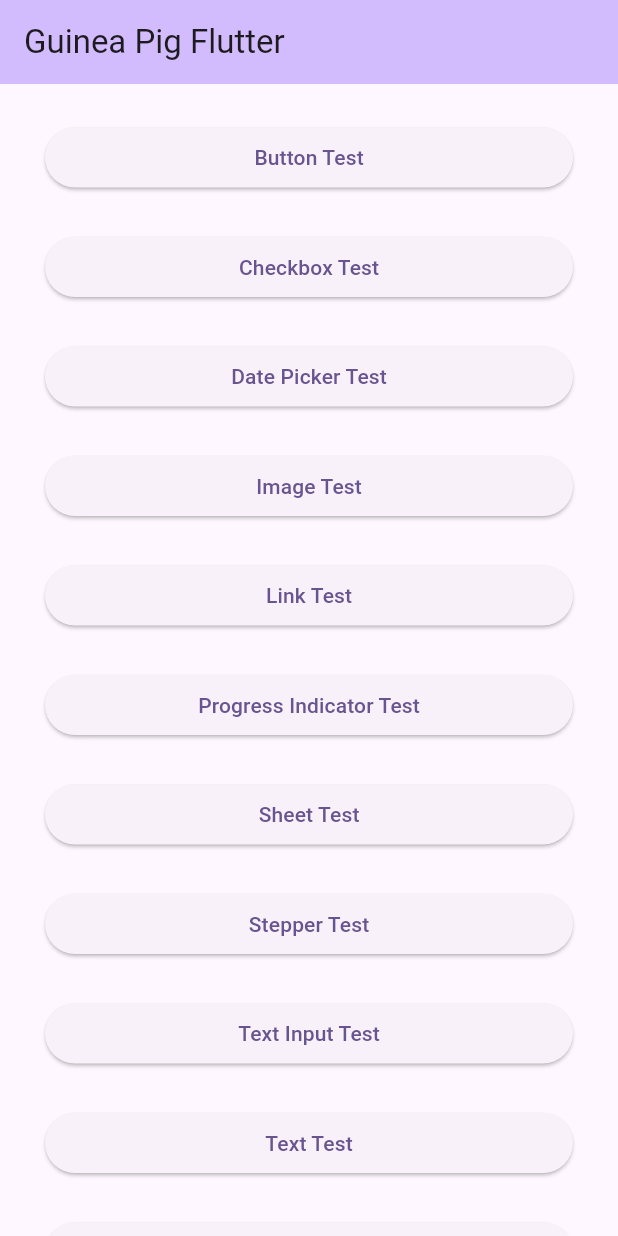
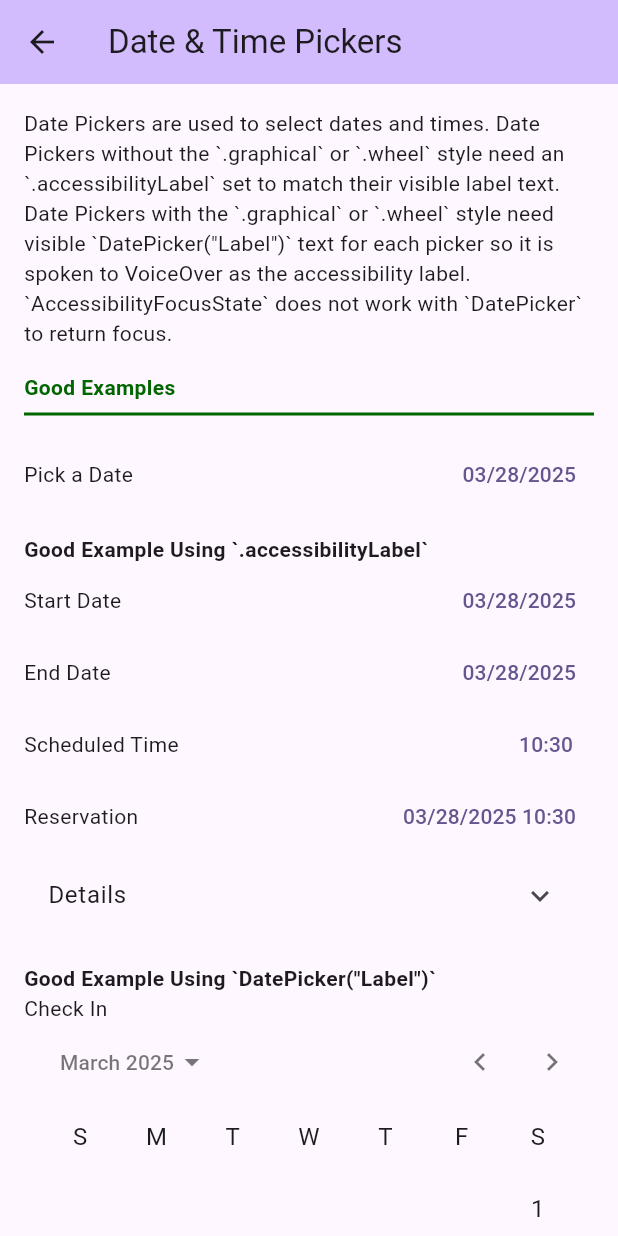
Before and after one commit to test-party/guinea_pig_flutter, a Flutter app: the screen it shows after launch, after a tap on "Date Picker Test", on a phone screen of 412 x 824 dp. Run offline on Flutter 3.47's test engine with Material 3 defaults, Android fonts, the phone set to English and light mode, and no system bars.

Commit message:
date picker and image

```diff
--- a/lib/main.dart
+++ b/lib/main.dart
@@ -1,6 +1,8 @@
 import 'package:flutter/material.dart';
 import 'src/button.dart';
 import 'src/checkbox.dart';
+import 'src/date_picker.dart';
+import 'src/images.dart';
 
 void main() {
   runApp(const MyApp());
@@ -45,13 +47,17 @@ class _MainPageState extends State<MainPage> {
   }
 
   void _onOpenDatePickerScreenClicked() {
-    // Navigate to Date Picker Test screen when implemented
-    debugPrint('Date Picker Test clicked');
+    Navigator.push(
+      context,
+      MaterialPageRoute(builder: (context) => const DatePickerScreen()),
+    );
   }
 
   void _onOpenImageScreenClicked() {
-    // Navigate to Image Test screen when implemented
-    debugPrint('Image Test clicked');
+    Navigator.push(
+      context,
+      MaterialPageRoute(builder: (context) => const ImageScreen()),
+    );
   }
 
   void _onOpenLinkScreenClicked() {
--- /dev/null
+++ b/lib/src/date_picker.dart
@@ -0,0 +1,416 @@
+import 'package:flutter/material.dart';
+import 'package:intl/intl.dart';
+
+class DatePickerScreen extends StatefulWidget {
+  const DatePickerScreen({super.key});
+
+  @override
+  State<DatePickerScreen> createState() => _DatePickerScreenState();
+}
+
+class _DatePickerScreenState extends State<DatePickerScreen> {
+  // State variables for all date pickers
+  DateTime _date = DateTime.now();
+  DateTime _dateStart = DateTime.now();
+  DateTime _dateEnd = DateTime.now();
+  DateTime _time = DateTime.now();
+
+  // Date range for the constrained picker
+  final DateTime _dateRangeStart = DateTime(2021, 1, 1);
+  final DateTime _dateRangeEnd = DateTime(2021, 12, 31, 23, 59, 59);
+
+  // Color definitions
+  final Color darkGreen = const Color.fromRGBO(0, 102, 0, 1);
+  final Color darkRed = const Color.fromRGBO(220, 20, 60, 1);
+
+  // Format time as HH:MM
+  String _formatTime(DateTime time) {
+    return DateFormat('HH:mm').format(time);
+  }
+
+  // Format date as MM/DD/YYYY
+  String _formatDate(DateTime date) {
+    return DateFormat('MM/dd/yyyy').format(date);
+  }
+
+  // Show date picker and update state
+  Future<void> _selectDate(BuildContext context, String pickerType) async {
+    final DateTime? picked = await showDatePicker(
+      context: context,
+      initialDate:
+        pickerType == 'date' ? _date :
+        pickerType == 'startDate' ? _dateStart :
+        pickerType == 'endDate' ? _dateEnd : DateTime.now(),
+      firstDate: pickerType == 'reservation' ? _dateRangeStart : DateTime(2000),
+      lastDate: pickerType == 'reservation' ? _dateRangeEnd : DateTime(2101),
+    );
+
+    if (picked != null) {
+      setState(() {
+        if (pickerType == 'date') {
+          _date = picked;
+        } else if (pickerType == 'startDate') {
+          _dateStart = picked;
+        } else if (pickerType == 'endDate') {
+          _dateEnd = picked;
+        } else if (pickerType == 'reservation') {
+          _date = picked;
+        }
+      });
+    }
+  }
+
+  // Show time picker and update state
+  Future<void> _selectTime(BuildContext context, String pickerType) async {
+    final TimeOfDay? picked = await showTimePicker(
+      context: context,
+      initialTime:
+        pickerType == 'time' ? TimeOfDay.fromDateTime(_time) :
+        TimeOfDay.fromDateTime(DateTime.now()),
+    );
+
+    if (picked != null) {
+      setState(() {
+        if (pickerType == 'time') {
+          _time = DateTime(
+            _time.year,
+            _time.month,
+            _time.day,
+            picked.hour,
+            picked.minute
+          );
+        }
+      });
+    }
+  }
+
+  @override
+  Widget build(BuildContext context) {
+    final isDarkMode = Theme.of(context).brightness == Brightness.dark;
+
+    return Scaffold(
+      appBar: AppBar(
+        backgroundColor: Theme.of(context).colorScheme.inversePrimary,
+        title: const Text('Date & Time Pickers'),
+      ),
+      body: SingleChildScrollView(
+        padding: const EdgeInsets.all(16.0),
+        child: Column(
+          crossAxisAlignment: CrossAxisAlignment.start,
+          children: [
+            const Text(
+              'Date Pickers are used to select dates and times. Date Pickers without the `.graphical` or `.wheel` style need an `.accessibilityLabel` set to match their visible label text. Date Pickers with the `.graphical` or `.wheel` style need visible `DatePicker(\"Label\")` text for each picker so it is spoken to VoiceOver as the accessibility label. `AccessibilityFocusState` does not work with `DatePicker` to return focus.',
+            ),
+            const SizedBox(height: 16),
+
+            // GOOD EXAMPLES SECTION
+            Text(
+              'Good Examples',
+              style: TextStyle(
+                fontWeight: FontWeight.bold,
+                color: isDarkMode ? Colors.green : darkGreen,
+              ),
+            ),
+            Divider(
+              thickness: 2,
+              color: isDarkMode ? Colors.green : darkGreen,
+            ),
+            const SizedBox(height: 8),
+
+            // Pick a Date
+            Row(
+              mainAxisAlignment: MainAxisAlignment.spaceBetween,
+              children: [
+                const Text('Pick a Date'),
+                TextButton(
+                  onPressed: () => _selectDate(context, 'date'),
+                  child: Text(_formatDate(_date)),
+                ),
+              ],
+            ),
+
+            const SizedBox(height: 16),
+            const Text(
+              'Good Example Using `.accessibilityLabel`',
+              style: TextStyle(fontWeight: FontWeight.bold),
+            ),
+
+            // Start Date (Good)
+            Semantics(
+              label: 'Start Date',
+              child: Row(
+                mainAxisAlignment: MainAxisAlignment.spaceBetween,
+                children: [
+                  const Text('Start Date'),
+                  TextButton(
+                    onPressed: () => _selectDate(context, 'startDate'),
+                    child: Text(_formatDate(_dateStart)),
+                  ),
+                ],
+              ),
+            ),
+
+            // End Date (Good)
+            Semantics(
+              label: 'End Date',
+              child: Row(
+                mainAxisAlignment: MainAxisAlignment.spaceBetween,
+                children: [
+                  const Text('End Date'),
+                  TextButton(
+                    onPressed: () => _selectDate(context, 'endDate'),
+                    child: Text(_formatDate(_dateEnd)),
+                  ),
+                ],
+              ),
+            ),
+
+            // Scheduled Time (Good)
+            Semantics(
+              label: 'Scheduled Time',
+              child: Row(
+                mainAxisAlignment: MainAxisAlignment.spaceBetween,
+                children: [
+                  const Text('Scheduled Time'),
+                  TextButton(
+                    onPressed: () => _selectTime(context, 'time'),
+                    child: Text(_formatTime(_time)),
+                  ),
+                ],
+              ),
+            ),
+
+            // Reservation (Good)
+            Semantics(
+              label: 'Reservation',
+              child: Row(
+                mainAxisAlignment: MainAxisAlignment.spaceBetween,
+                children: [
+                  const Text('Reservation'),
+                  TextButton(
+                    onPressed: () => _selectDate(context, 'reservation'),
+                    child: Text('${_formatDate(_date)} ${_formatTime(_date)}'),
+                  ),
+                ],
+              ),
+            ),
+
+            // Details Disclosure
+            ExpansionTile(
+              title: const Text('Details'),
+              children: [
+                const Padding(
+                  padding: EdgeInsets.all(8.0),
+                  child: Text('The first good Date Pickers example uses `.accessibilityLabel` on each `DatePicker` that matches the visible label text.'),
+                ),
+              ],
+            ),
+
+            const SizedBox(height: 16),
+            const Text(
+              'Good Example Using `DatePicker("Label")`',
+              style: TextStyle(fontWeight: FontWeight.bold),
+            ),
+
+            const Align(
+              alignment: Alignment.centerLeft,
+              child: Text('Check In'),
+            ),
+            CalendarDatePicker(
+              initialDate: _date,
+              firstDate: DateTime(2000),
+              lastDate: DateTime(2101),
+              onDateChanged: (date) {
+                setState(() {
+                  _date = date;
+                });
+              },
+            ),
+
+            const Align(
+              alignment: Alignment.centerLeft,
+              child: Text('Check Out'),
+            ),
+            SizedBox(
+              height: 150,
+              child: Semantics(
+                label: 'Check Out',
+                child: ListWheelScrollView(
+                  itemExtent: 50,
+                  diameterRatio: 1.5,
+                  children: List.generate(24, (index) {
+                    return Center(
+                      child: Text('${index.toString().padLeft(2, '0')}:00'),
+                    );
+                  }),
+                  onSelectedItemChanged: (index) {
+                    setState(() {
+                      _time = DateTime(
+                        _time.year,
+                        _time.month,
+                        _time.day,
+                        index,
+                        0
+                      );
+                    });
+                  },
+                ),
+              ),
+            ),
+
+            // Details Disclosure
+            ExpansionTile(
+              title: const Text('Details'),
+              children: [
+                const Padding(
+                  padding: EdgeInsets.all(8.0),
+                  child: Text('The second good Date Pickers example uses visible `DatePicker("Label")` text for each date picker that is spoken to VoiceOver as the accessibility label.'),
+                ),
+              ],
+            ),
+
+            const SizedBox(height: 16),
+
+            // BAD EXAMPLES SECTION
+            Text(
+              'Bad Examples',
+              style: TextStyle(
+                fontWeight: FontWeight.bold,
+                color: isDarkMode ? Colors.red : darkRed,
+              ),
+            ),
+            Divider(
+              thickness: 2,
+              color: isDarkMode ? Colors.red : darkRed,
+            ),
+            const SizedBox(height: 8),
+
+            const Text(
+              'Bad Example No `.accessibilityLabel`',
+              style: TextStyle(fontWeight: FontWeight.bold),
+            ),
+
+            // Start Date (Bad)
+            Row(
+              mainAxisAlignment: MainAxisAlignment.spaceBetween,
+              children: [
+                const Text('Start Date'),
+                TextButton(
+                  onPressed: () => _selectDate(context, 'startDate'),
+                  child: Text(_formatDate(_dateStart)),
+                ),
+              ],
+            ),
+
+            // End Date (Bad)
+            Row(
+              mainAxisAlignment: MainAxisAlignment.spaceBetween,
+              children: [
+                const Text('End Date'),
+                TextButton(
+                  onPressed: () => _selectDate(context, 'endDate'),
+                  child: Text(_formatDate(_dateEnd)),
+                ),
+              ],
+            ),
+
+            // Scheduled Time (Bad)
+            Row(
+              mainAxisAlignment: MainAxisAlignment.spaceBetween,
+              children: [
+                const Text('Scheduled Time'),
+                TextButton(
+                  onPressed: () => _selectTime(context, 'time'),
+                  child: Text(_formatTime(_time)),
+                ),
+              ],
+            ),
+
+            // Reservation (Bad)
+            Row(
+              mainAxisAlignment: MainAxisAlignment.spaceBetween,
+              children: [
+                const Text('Reservation'),
+                TextButton(
+                  onPressed: () => _selectDate(context, 'reservation'),
+                  child: Text('${_formatDate(_date)} ${_formatTime(_date)}'),
+                ),
+              ],
+            ),
+
+            // Details Disclosure
+            ExpansionTile(
+              title: const Text('Details'),
+              children: [
+                const Padding(
+                  padding: EdgeInsets.all(8.0),
+                  child: Text('The first bad Date Pickers example has no `.accessibilityLabel` for each `DatePicker` that matches the visible label text.'),
+                ),
+              ],
+            ),
+
+            const SizedBox(height: 16),
+            const Text(
+              'Bad Example No `DatePicker("Label")`',
+              style: TextStyle(fontWeight: FontWeight.bold),
+            ),
+
+            const Align(
+              alignment: Alignment.centerLeft,
+              child: Text('Check In'),
+            ),
+            CalendarDatePicker(
+              initialDate: _date,
+              firstDate: DateTime(2000),
+              lastDate: DateTime(2101),
+              onDateChanged: (date) {
+                setState(() {
+                  _date = date;
+                });
+              },
+            ),
+
+            const Align(
+              alignment: Alignment.centerLeft,
+              child: Text('Check Out'),
+            ),
+            SizedBox(
+              height: 150,
+              child: ListWheelScrollView(
+                itemExtent: 50,
+                diameterRatio: 1.5,
+                children: List.generate(24, (index) {
+                  return Center(
+                    child: Text('${index.toString().padLeft(2, '0')}:00'),
+                  );
+                }),
+                onSelectedItemChanged: (index) {
+                  setState(() {
+                    _time = DateTime(
+                      _time.year,
+                      _time.month,
+                      _time.day,
+                      index,
+                      0
+                    );
+                  });
+                },
+              ),
+            ),
+
+            // Details Disclosure
+            ExpansionTile(
+              title: const Text('Details'),
+              children: [
+                const Padding(
+                  padding: EdgeInsets.all(8.0),
+                  child: Text('The second bad Date Pickers example uses no visible `DatePicker("")` text for each date picker so nothing is spoken to VoiceOver as the accessibility label.'),
+                ),
+              ],
+            ),
+          ],
+        ),
+      ),
+    );
+  }
+}
--- /dev/null
+++ b/lib/src/images.dart
@@ -0,0 +1,86 @@
+import 'package:flutter/material.dart';
+
+class ImageScreen extends StatelessWidget {
+  const ImageScreen({super.key});
+
+  @override
+  Widget build(BuildContext context) {
+    return Scaffold(
+      appBar: AppBar(
+        backgroundColor: Theme.of(context).colorScheme.inversePrimary,
+        title: const Text('Image Test'),
+      ),
+      body: Container(
+        color: Theme.of(context).scaffoldBackgroundColor,
+        child: SingleChildScrollView(
+          child: Column(
+            crossAxisAlignment: CrossAxisAlignment.start,
+            children: [
+              Container(
+                width: double.infinity,
+                margin: const EdgeInsets.symmetric(vertical: 10),
+                child: const Center(
+                  child: Text(
+                    'Testing "image-alt" rule',
+                    style: TextStyle(fontSize: 24),
+                  ),
+                ),
+              ),
+
+              const Padding(
+                padding: EdgeInsets.symmetric(horizontal: 10, vertical: 8),
+                child: Text('Default Passing Case'),
+              ),
+              Center(
+                child: Image.asset(
+                  'assets/images/favicon.png',
+                  width: 100,
+                  height: 100,
+                  semanticLabel: 'Image-Alt-Text-Description Passing',
+                ),
+              ),
+
+              const Padding(
+                padding: EdgeInsets.symmetric(horizontal: 10, vertical: 8),
+                child: Text('Fail Case: missing accessibilityLabel'),
+              ),
+              Center(
+                child: Image.asset(
+                  'assets/images/react-logo.png',
+                  width: 100,
+                  height: 100,
+                ),
+              ),
+
+              const Padding(
+                padding: EdgeInsets.symmetric(horizontal: 10, vertical: 8),
+                child: Text('Fail Case: has the word "image" in the accessibilityLabel'),
+              ),
+              Center(
+                child: Image.asset(
+                  'assets/images/favicon.png',
+                  width: 100,
+                  height: 100,
+                  semanticLabel: 'Image of ... Alt-Text-Description',
+                ),
+              ),
+
+              const Padding(
+                padding: EdgeInsets.symmetric(horizontal: 10, vertical: 8),
+                child: Text('Fail Case: has the word "icon" in the accessibilityLabel'),
+              ),
+              Center(
+                child: Image.asset(
+                  'assets/images/favicon.png',
+                  width: 100,
+                  height: 100,
+                  semanticLabel: 'Icon of ... Alt-Text-Description',
+                ),
+              ),
+            ],
+          ),
+        ),
+      ),
+    );
+  }
+}
```
Also changed, not shown: pubspec.yaml (+4 -4 lines), assets/images/favicon.png (added), assets/images/react-logo.png (added), pubspec.lock.
